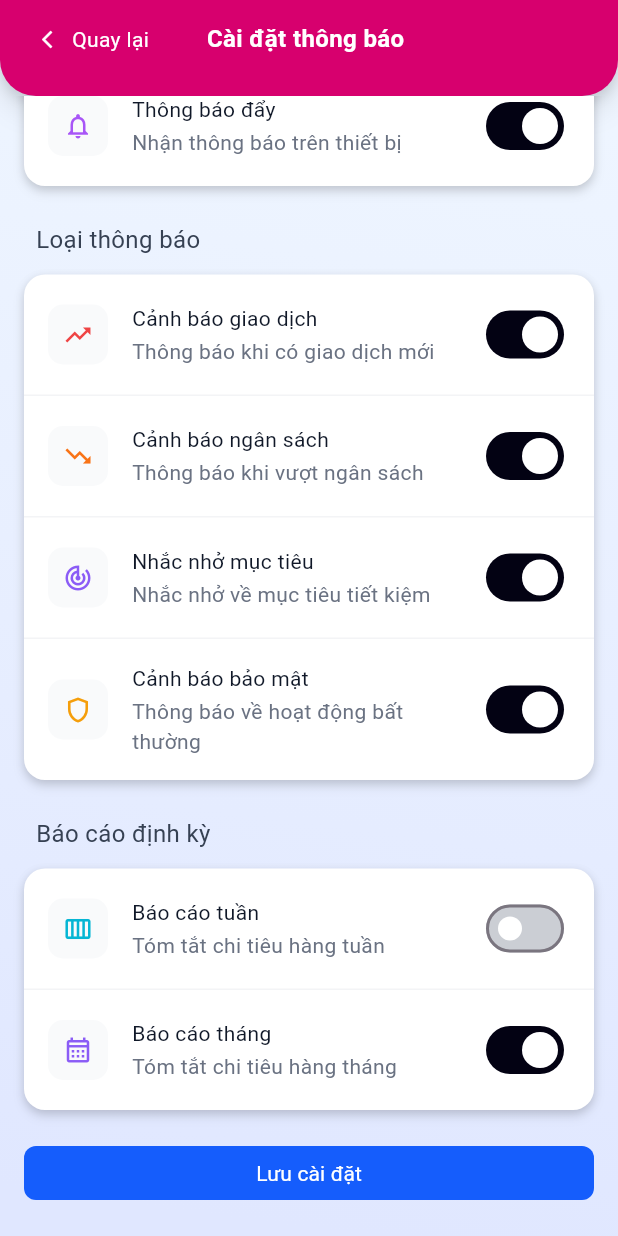
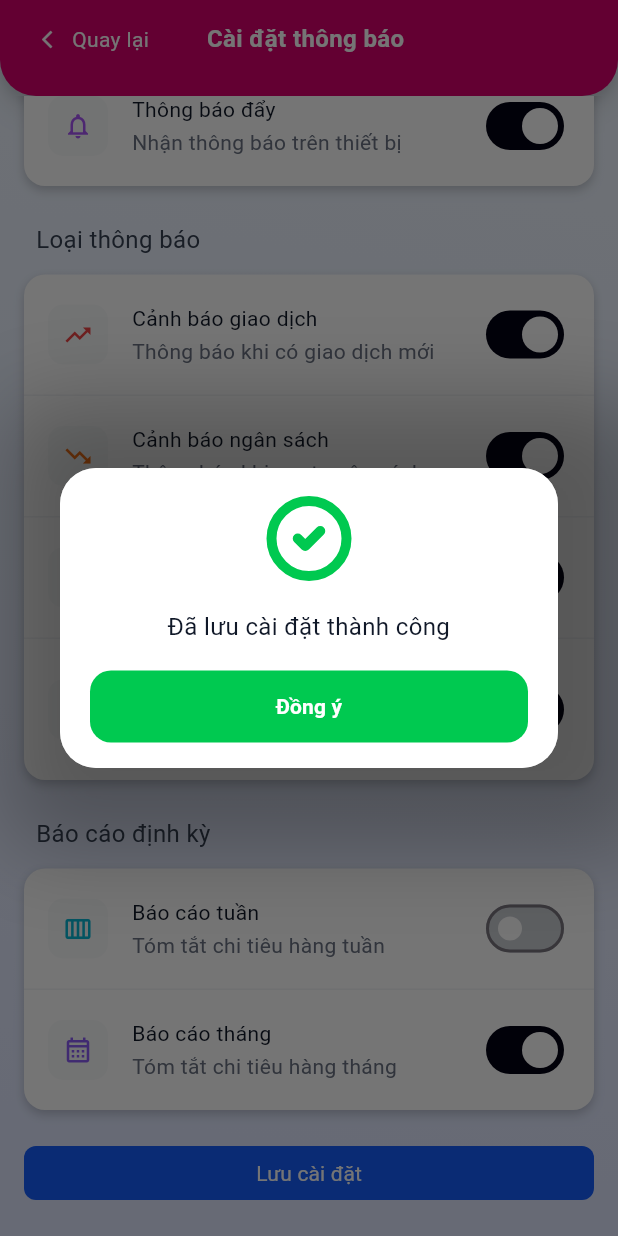
Before and after one commit to mchien1005/Finpal-MobileApp, a Flutter app: the NotificationsScreen screen opened directly, scrolled down 241 dp, after a tap on "Lưu cài đặt", on a phone screen of 412 x 824 dp. Run offline on Flutter 3.47's test engine with Material 3 defaults, Android fonts, the phone set to English and light mode, and no system bars; our stand-ins replace fl_chart, flutter_svg, material_design_icons_flutter, shared_preferences; accounts and stored records are empty; Roboto replaces fonts that are missing (Arimo).

Commit message:
[Update] Add success notification dialog on saving settings in notifications screen

```diff
--- a/finpal_mobile/lib/presentation/screens/notifications/notifications_screen.dart
+++ b/finpal_mobile/lib/presentation/screens/notifications/notifications_screen.dart
@@ -1,4 +1,5 @@
 import 'package:flutter/material.dart';
+import '../../../core/widgets/success_notification_dialog.dart';
 
 class NotificationsScreen extends StatefulWidget {
   const NotificationsScreen({super.key});
@@ -451,5 +452,9 @@ class _NotificationsScreenState extends State<NotificationsScreen> {
 
   void _handleSaveSettings() {
     // TODO: Save settings to backend
+    SuccessNotificationDialog.show(
+      context,
+      message: 'Đã lưu cài đặt thành công',
+    );
   }
 }
```
